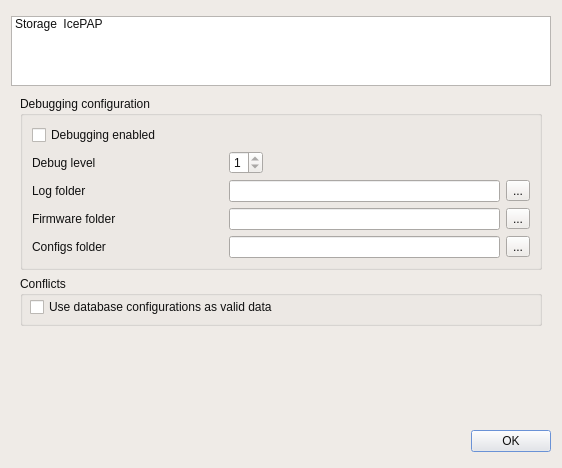
Above: ui_icepapcms/qt_designer_files/dialogpreferences.ui from ALBA-Synchrotron/IcepapCMS before the change. Below: the same form after it.
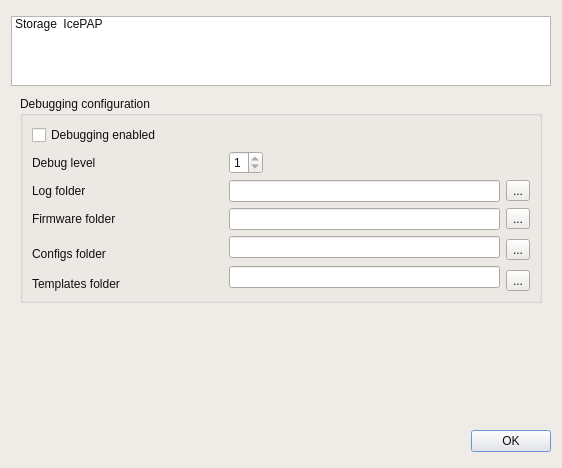
That is the form after the change. The open tabs and pages were chosen to show the change. Icons and pictures are not drawn.

```diff
--- a/ui_icepapcms/qt_designer_files/dialogpreferences.ui
+++ b/ui_icepapcms/qt_designer_files/dialogpreferences.ui
@@ -1019,7 +1019,7 @@
             </property>
            </widget>
           </item>
-          <item row="4" column="0" >
+          <item rowspan="3" row="4" column="0" >
            <widget class="QLabel" name="label_8" >
             <property name="text" >
              <string>Configs folder</string>
@@ -1036,48 +1036,40 @@
             </property>
            </widget>
           </item>
-          <item row="4" column="3" >
+          <item rowspan="2" row="4" column="3" >
            <widget class="QToolButton" name="btnConfigsBrowser" >
             <property name="text" >
              <string>...</string>
             </property>
            </widget>
           </item>
+          <item rowspan="3" row="5" column="1" colspan="2" >
+           <widget class="QLineEdit" name="txtTemplatesFolder" >
+            <property name="maximumSize" >
+             <size>
+              <width>1666666</width>
+              <height>16777215</height>
+             </size>
+            </property>
+           </widget>
+          </item>
+          <item rowspan="2" row="6" column="3" >
+           <widget class="QToolButton" name="btnTemplatesBrowser" >
+            <property name="text" >
+             <string>...</string>
+            </property>
+           </widget>
+          </item>
+          <item row="7" column="0" >
+           <widget class="QLabel" name="label_9" >
+            <property name="text" >
+             <string>Templates folder</string>
+            </property>
+           </widget>
+          </item>
          </layout>
         </widget>
        </item>
-       <item row="1" column="0" >
-        <widget class="QGroupBox" name="groupBox_2" >
-         <property name="sizePolicy" >
-          <sizepolicy vsizetype="Fixed" hsizetype="Preferred" >
-           <horstretch>0</horstretch>
-           <verstretch>0</verstretch>
-          </sizepolicy>
-         </property>
-         <property name="minimumSize" >
-          <size>
-           <width>0</width>
-           <height>50</height>
-          </size>
-         </property>
-         <property name="title" >
-          <string>Conflicts</string>
-         </property>
-         <widget class="QCheckBox" name="chkConflictSolve" >
-          <property name="geometry" >
-           <rect>
-            <x>10</x>
-            <y>20</y>
-            <width>311</width>
-            <height>22</height>
-           </rect>
-          </property>
-          <property name="text" >
-           <string>Use database configurations as valid data</string>
-          </property>
-         </widget>
-        </widget>
-       </item>
        <item row="2" column="0" >
         <spacer>
          <property name="orientation" >
```
Left out of the diff: 2 changed lines with no effect on the pictures.
